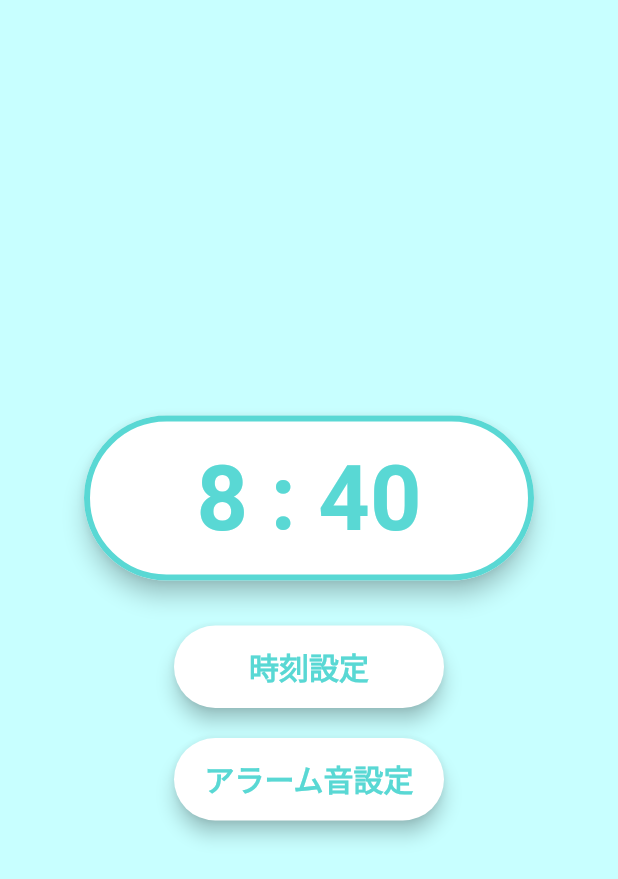
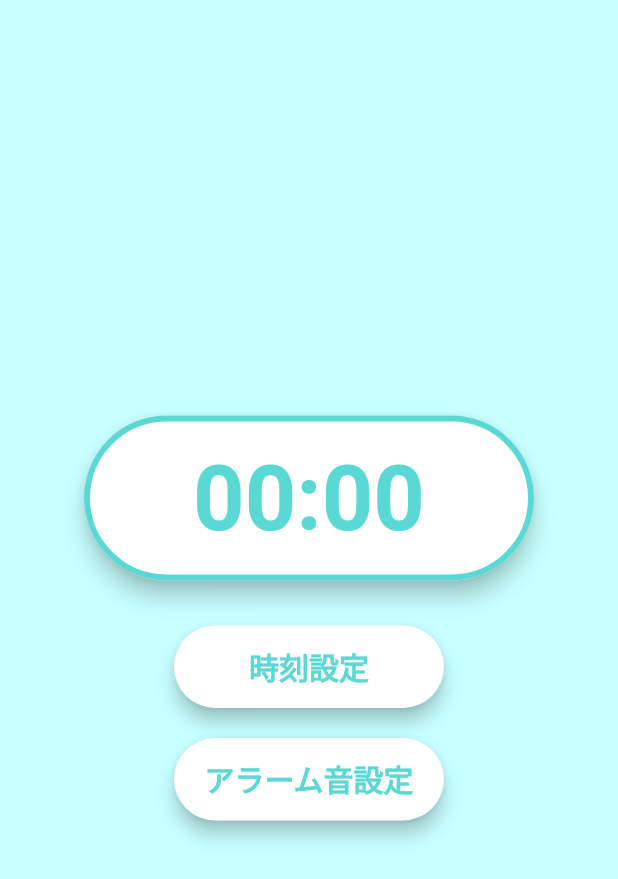
Before and after one commit to Jin2003/kishoutenketsu_rta, a Flutter app: the MainPage screen opened directly, on a phone screen of 412 x 824 dp. Shown: the top 879 px of the screen. Run offline on Flutter 3.47's test engine with Material 2 defaults, Android fonts, the phone set to English and light mode, and no system bars; our stand-ins replace curved_navigation_bar, google_fonts.

Commit message:
時計設定をできて、その時間が表示されるように変更

```diff
--- a/lib/view/pages/components/elevate_button.dart
+++ b/lib/view/pages/components/elevate_button.dart
@@ -58,6 +58,10 @@ class ElevateButton extends StatelessWidget {
           ),
         ),
         onPressed: () {
+          if (onPressed != null) {
+            onPressed!();
+            return;
+          }
           Navigator.push(
             context,
             MaterialPageRoute(builder: ((context) => nextPage!)),
--- a/lib/view/pages/main_page.dart
+++ b/lib/view/pages/main_page.dart
@@ -12,16 +12,24 @@ class MainPage extends StatefulWidget {
 }
 
 class _MainPageState extends State<MainPage> {
+  late TimeOfDay _timeOfDay;
+
+  @override
+  void initState() {
+    _timeOfDay = TimeOfDay(hour: 0, minute: 0);
+    super.initState();
+  }
+
   @override
   Widget build(BuildContext context) {
     return Scaffold(
       backgroundColor: Constant.subColor,
       body: Center(
-        child: Column(
-            mainAxisAlignment: MainAxisAlignment.center,
-            children: const [
+        child: Column(mainAxisAlignment: MainAxisAlignment.center, children: [
           OutlineButton(
-                title: "8 : 40",
+            //titleに_timeOfDayを18:00のような時間を表示
+            title:
+                '${_timeOfDay.hour.toString().padLeft(2, '0')}:${_timeOfDay.minute.toString().padLeft(2, '0')}',
             width: 300,
             height: 110,
             fontsize: 60,
@@ -37,6 +45,11 @@ class _MainPageState extends State<MainPage> {
             height: 55,
             fontSize: 20,
             shape: 30,
+            onPressed: () async {
+              final TimeOfDay? timeOfDay = await showTimePicker(
+                  context: context, initialTime: _timeOfDay);
+              if (timeOfDay != null) setState(() => {_timeOfDay = timeOfDay});
+            },
           ),
           SizedBox(
             width: 0,
```
Lines whose indentation alone changed are shown as unchanged.
